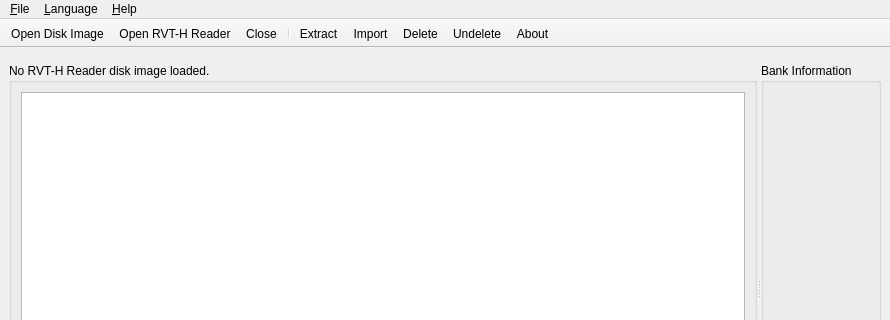
Qt form src/qrvthtool/windows/QRvtHToolWindow.ui (GerbilSoft/rvthtool) before a commit; both pictures show x 0 to 890 and y 0 to 320 of the 890 by 540 pixel window.
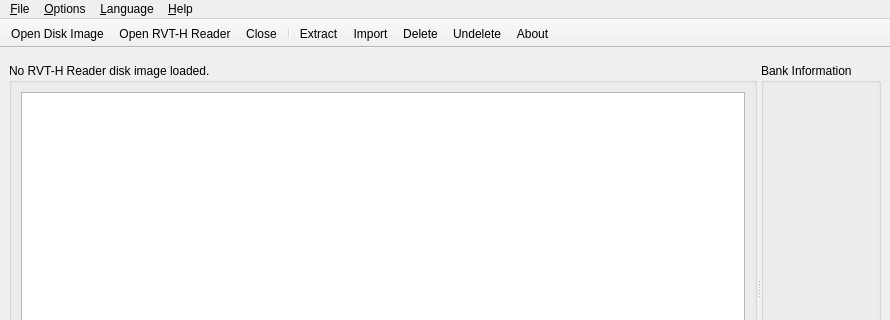
The same form after that commit. Icons and pictures are not drawn. Custom widgets are drawn as their Qt base class.

Commit message:
[qrvthtool] Add an option to mask the last 5 digits of the RVT-H Reader serial number.
Useful for screenshots.

The digits are replaced with 'x'.

The edit to the form file:
```diff
--- a/src/qrvthtool/windows/QRvtHToolWindow.ui
+++ b/src/qrvthtool/windows/QRvtHToolWindow.ui
@@ -92,7 +92,7 @@
      <x>0</x>
      <y>0</y>
      <width>890</width>
-     <height>32</height>
+     <height>30</height>
     </rect>
    </property>
    <widget class="QMenu" name="menuFile">
@@ -121,7 +121,14 @@
      <string>&amp;Language</string>
     </property>
    </widget>
+   <widget class="QMenu" name="menuOptions">
+    <property name="title">
+     <string>&amp;Options</string>
+    </property>
+    <addaction name="actionMaskDeviceSerialNumbers"/>
+   </widget>
    <addaction name="menuFile"/>
+   <addaction name="menuOptions"/>
    <addaction name="menuLanguage"/>
    <addaction name="menuHelp"/>
   </widget>
```
Left out of the diff: 41 changed lines with no effect on the pictures. The commit also changes 3 other files.
